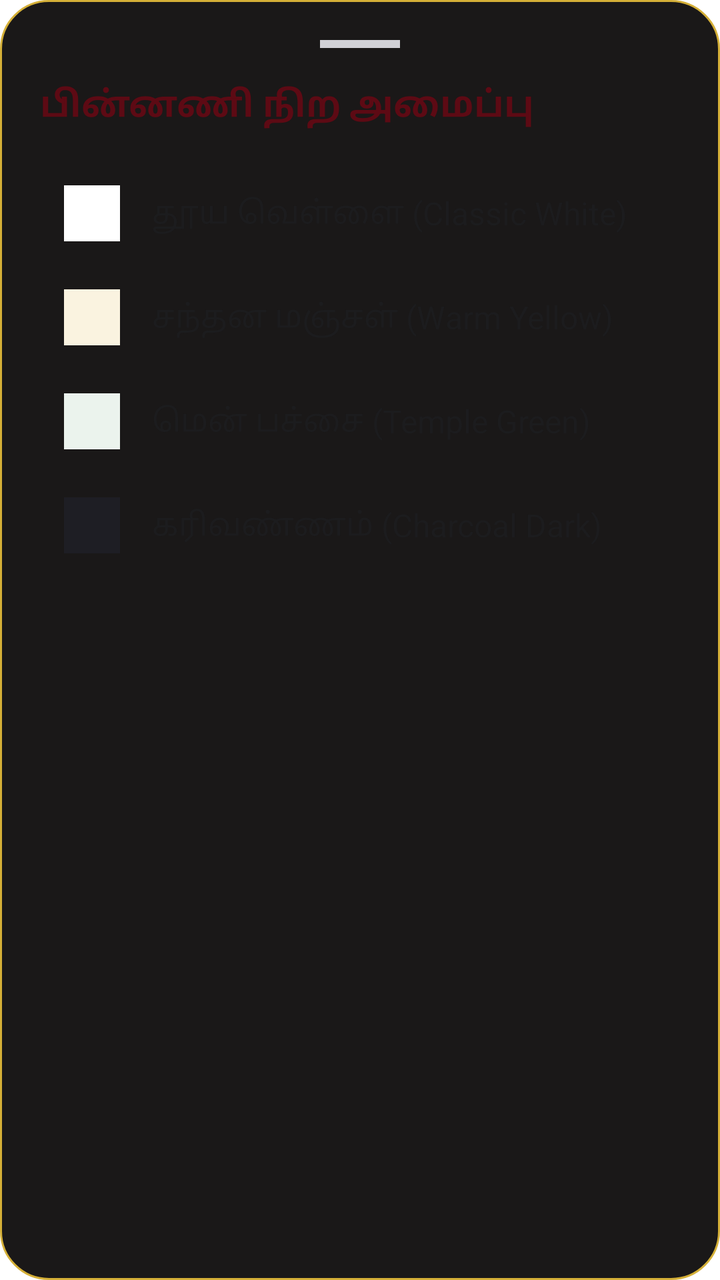
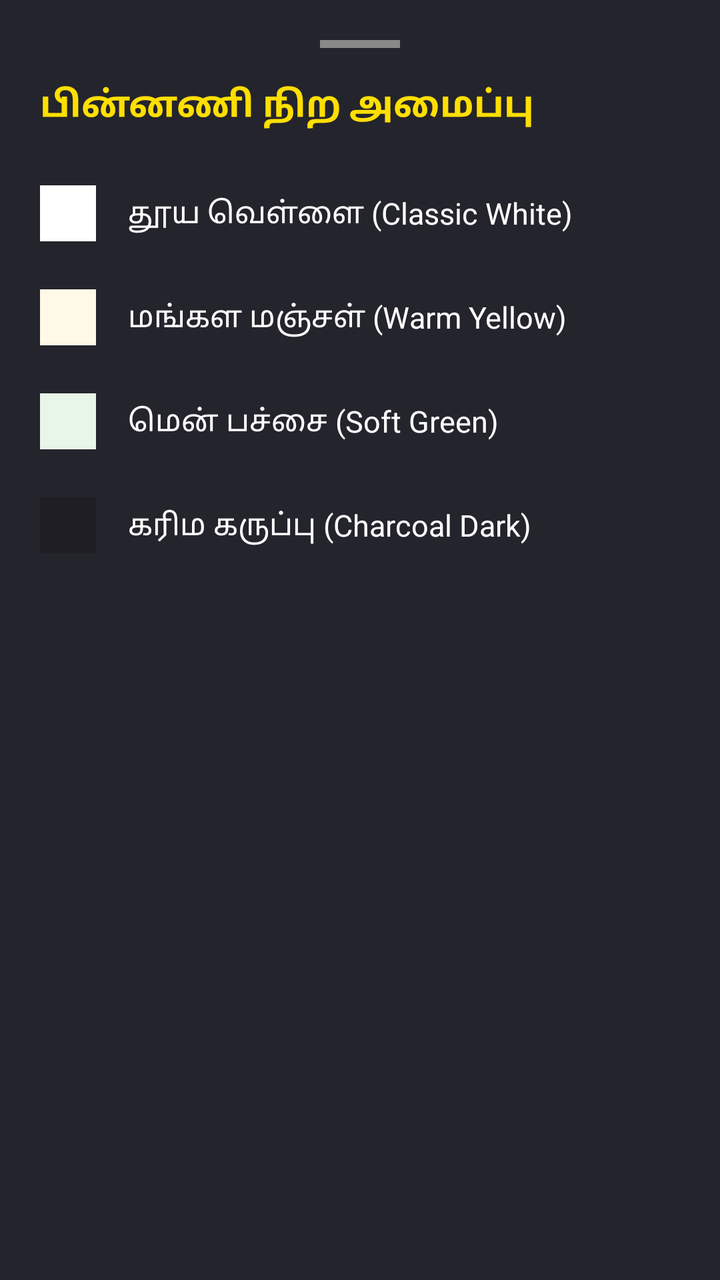

Screens rendered from an Android XML layout before and after an edit, with the pre-edit source and the edit as a unified diff.
<!-- AndroidManifest.xml: application theme Theme.MaterialComponents.DayNight.NoActionBar -->
<!-- res/layout/dialog_theme_customization.xml -->
<?xml version="1.0" encoding="utf-8"?>
<LinearLayout xmlns:android="http://schemas.android.com/apk/res/android"
    xmlns:app="http://schemas.android.com/apk/res-auto"
    android:layout_width="match_parent"
    android:layout_height="wrap_content"
    android:orientation="vertical"
    android:padding="20dp"
    android:background="@drawable/bg_widget_card">

    
    <View
        android:layout_width="40dp"
        android:layout_height="4dp"
        android:layout_gravity="center_horizontal"
        android:layout_marginBottom="16dp"
        android:background="#D1D1D6" />

    
    <TextView
        android:layout_width="wrap_content"
        android:layout_height="wrap_content"
        android:text="பின்னணி நிற அமைப்பு"
        android:textSize="18sp"
        android:textStyle="bold"
        android:textColor="#5D0A14"
        android:layout_marginBottom="16dp" />

    
    <LinearLayout
        android:id="@+id/option_theme_white"
        android:layout_width="match_parent"
        android:layout_height="52dp"
        android:orientation="horizontal"
        android:gravity="center_vertical"
        android:background="?android:attr/selectableItemBackground"
        android:paddingHorizontal="12dp">

        <View
            android:layout_width="28dp"
            android:layout_height="28dp"
            android:background="#FFFFFF" />

        <TextView
            android:layout_width="0dp"
            android:layout_height="wrap_content"
            android:layout_weight="1"
            android:layout_marginStart="16dp"
            android:text="தூய வெள்ளை (Classic White)"
            android:textSize="16sp"
            android:textColor="#1C1C1E" />
    </LinearLayout>

    
    <LinearLayout
        android:id="@+id/option_theme_yellow"
        android:layout_width="match_parent"
        android:layout_height="52dp"
        android:orientation="horizontal"
        android:gravity="center_vertical"
        android:background="?android:attr/selectableItemBackground"
        android:paddingHorizontal="12dp">

        <View
            android:layout_width="28dp"
            android:layout_height="28dp"
            android:background="#FAF3E0" />

        <TextView
            android:layout_width="0dp"
            android:layout_height="wrap_content"
            android:layout_weight="1"
            android:layout_marginStart="16dp"
            android:text="சந்தன மஞ்சள் (Warm Yellow)"
            android:textSize="16sp"
            android:textColor="#1C1C1E" />
    </LinearLayout>

    
    <LinearLayout
        android:id="@+id/option_theme_green"
        android:layout_width="match_parent"
        android:layout_height="52dp"
        android:orientation="horizontal"
        android:gravity="center_vertical"
        android:background="?android:attr/selectableItemBackground"
        android:paddingHorizontal="12dp">

        <View
            android:layout_width="28dp"
            android:layout_height="28dp"
            android:background="#EBF3ED" />

        <TextView
            android:layout_width="0dp"
            android:layout_height="wrap_content"
            android:layout_weight="1"
            android:layout_marginStart="16dp"
            android:text="மென் பச்சை (Temple Green)"
            android:textSize="16sp"
            android:textColor="#1C1C1E" />
    </LinearLayout>

    
    <LinearLayout
        android:id="@+id/option_theme_charcoal"
        android:layout_width="match_parent"
        android:layout_height="52dp"
        android:orientation="horizontal"
        android:gravity="center_vertical"
        android:background="?android:attr/selectableItemBackground"
        android:paddingHorizontal="12dp">

        <View
            android:layout_width="28dp"
            android:layout_height="28dp"
            android:background="#1E1E24" />

        <TextView
            android:layout_width="0dp"
            android:layout_height="wrap_content"
            android:layout_weight="1"
            android:layout_marginStart="16dp"
            android:text="கரிவண்ணம் (Charcoal Dark)"
            android:textSize="16sp"
            android:textColor="#1C1C1E" />
    </LinearLayout>

</LinearLayout>
<!-- resources referenced by this layout -->
<resources>
  <!-- drawable bg_widget_card (drawable) -->
  <?xml version="1.0" encoding="utf-8"?>
  <shape xmlns:android="http://schemas.android.com/apk/res/android"
      android:shape="rectangle">
      <solid android:color="#1A1818" />
      <corners android:radius="24dp" />
      <stroke
          android:width="1dp"
          android:color="#D4AF37" />
  </shape>
</resources>

<!-- the commit's change to res/layout/dialog_theme_customization.xml (unified diff, before → after) -->
@@ -1,39 +1,36 @@
 <?xml version="1.0" encoding="utf-8"?>
-<LinearLayout xmlns:android="http://schemas.android.com/apk/res/android"
-    xmlns:app="http://schemas.android.com/apk/res-auto"
+<LinearLayout
+    xmlns:android="http://schemas.android.com/apk/res/android"
     android:layout_width="match_parent"
     android:layout_height="wrap_content"
     android:orientation="vertical"
-    android:padding="20dp"
-    android:background="@drawable/bg_widget_card">
+    android:background="#24242C"
+    android:padding="20dp">
 
-    
     <View
         android:layout_width="40dp"
         android:layout_height="4dp"
         android:layout_gravity="center_horizontal"
         android:layout_marginBottom="16dp"
-        android:background="#D1D1D6" />
+        android:background="#888888" />
 
-    
     <TextView
-        android:layout_width="wrap_content"
+        android:layout_width="match_parent"
         android:layout_height="wrap_content"
+        android:layout_marginBottom="16dp"
         android:text="பின்னணி நிற அமைப்பு"
+        android:textColor="#FFDF00"
         android:textSize="18sp"
-        android:textStyle="bold"
-        android:textColor="#5D0A14"
-        android:layout_marginBottom="16dp" />
+        android:textStyle="bold" />
 
     
     <LinearLayout
         android:id="@+id/option_theme_white"
         android:layout_width="match_parent"
         android:layout_height="52dp"
+        android:gravity="center_vertical"
         android:orientation="horizontal"
-        android:gravity="center_vertical"
-        android:background="?android:attr/selectableItemBackground"
-        android:paddingHorizontal="12dp">
+        android:background="?attr/selectableItemBackground">
 
         <View
             android:layout_width="28dp"
@@ -41,13 +38,12 @@
             android:background="#FFFFFF" />
 
         <TextView
-            android:layout_width="0dp"
+            android:layout_width="wrap_content"
             android:layout_height="wrap_content"
-            android:layout_weight="1"
             android:layout_marginStart="16dp"
             android:text="தூய வெள்ளை (Classic White)"
-            android:textSize="16sp"
-            android:textColor="#1C1C1E" />
+            android:textColor="#FFFFFF"
+            android:textSize="15sp" />
     </LinearLayout>
 
     
@@ -55,24 +51,22 @@
         android:id="@+id/option_theme_yellow"
         android:layout_width="match_parent"
         android:layout_height="52dp"
+        android:gravity="center_vertical"
         android:orientation="horizontal"
-        android:gravity="center_vertical"
-        android:background="?android:attr/selectableItemBackground"
-        android:paddingHorizontal="12dp">
+        android:background="?attr/selectableItemBackground">
 
         <View
             android:layout_width="28dp"
             android:layout_height="28dp"
-            android:background="#FAF3E0" />
+            android:background="#FFF9E6" />
 
         <TextView
-            android:layout_width="0dp"
+            android:layout_width="wrap_content"
             android:layout_height="wrap_content"
-            android:layout_weight="1"
             android:layout_marginStart="16dp"
-            android:text="சந்தன மஞ்சள் (Warm Yellow)"
-            android:textSize="16sp"
-            android:textColor="#1C1C1E" />
+            android:text="மங்கள மஞ்சள் (Warm Yellow)"
+            android:textColor="#FFFFFF"
+            android:textSize="15sp" />
     </LinearLayout>
 
     
@@ -80,24 +74,22 @@
         android:id="@+id/option_theme_green"
         android:layout_width="match_parent"
         android:layout_height="52dp"
+        android:gravity="center_vertical"
         android:orientation="horizontal"
-        android:gravity="center_vertical"
-        android:background="?android:attr/selectableItemBackground"
-        android:paddingHorizontal="12dp">
+        android:background="?attr/selectableItemBackground">
 
         <View
             android:layout_width="28dp"
             android:layout_height="28dp"
-            android:background="#EBF3ED" />
+            android:background="#E8F5E9" />
 
         <TextView
-            android:layout_width="0dp"
+            android:layout_width="wrap_content"
             android:layout_height="wrap_content"
-            android:layout_weight="1"
             android:layout_marginStart="16dp"
-            android:text="மென் பச்சை (Temple Green)"
-            android:textSize="16sp"
-            android:textColor="#1C1C1E" />
+            android:text="மென் பச்சை (Soft Green)"
+            android:textColor="#FFFFFF"
+            android:textSize="15sp" />
     </LinearLayout>
 
     
@@ -105,10 +97,9 @@
         android:id="@+id/option_theme_charcoal"
         android:layout_width="match_parent"
         android:layout_height="52dp"
+        android:gravity="center_vertical"
         android:orientation="horizontal"
-        android:gravity="center_vertical"
-        android:background="?android:attr/selectableItemBackground"
-        android:paddingHorizontal="12dp">
+        android:background="?attr/selectableItemBackground">
 
         <View
             android:layout_width="28dp"
@@ -116,13 +107,12 @@
             android:background="#1E1E24" />
 
         <TextView
-            android:layout_width="0dp"
+            android:layout_width="wrap_content"
             android:layout_height="wrap_content"
-            android:layout_weight="1"
             android:layout_marginStart="16dp"
-            android:text="கரிவண்ணம் (Charcoal Dark)"
-            android:textSize="16sp"
-            android:textColor="#1C1C1E" />
+            android:text="கரிம கருப்பு (Charcoal Dark)"
+            android:textColor="#FFFFFF"
+            android:textSize="15sp" />
     </LinearLayout>
 
 </LinearLayout>
<!-- resource entries referenced after the edit -->
@@ -1,14 +1,5 @@
 <!-- resources referenced by this layout -->
 <resources>
-  <!-- drawable bg_widget_card (drawable) -->
-  <?xml version="1.0" encoding="utf-8"?>
-  <shape xmlns:android="http://schemas.android.com/apk/res/android"
-      android:shape="rectangle">
-      <solid android:color="#1A1818" />
-      <corners android:radius="24dp" />
-      <stroke
-          android:width="1dp"
-          android:color="#D4AF37" />
-  </shape>
+
 </resources>
 
